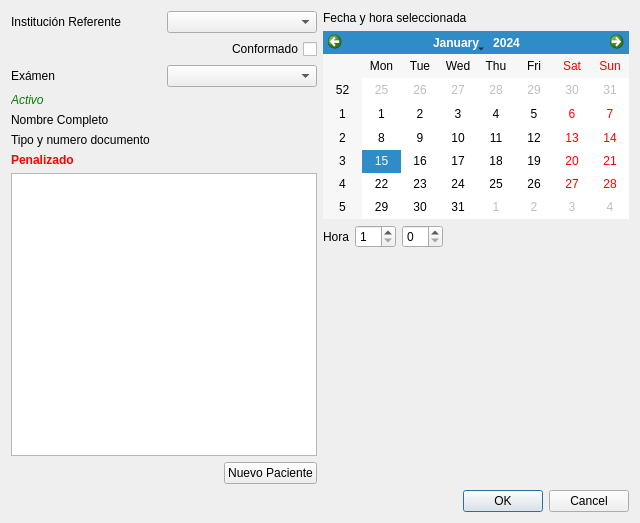
First picture: the form in Diseño Interfaz Gráfica/reserva_examen.ui, repository gabofer82/taller_programacion_2017, before the edit.
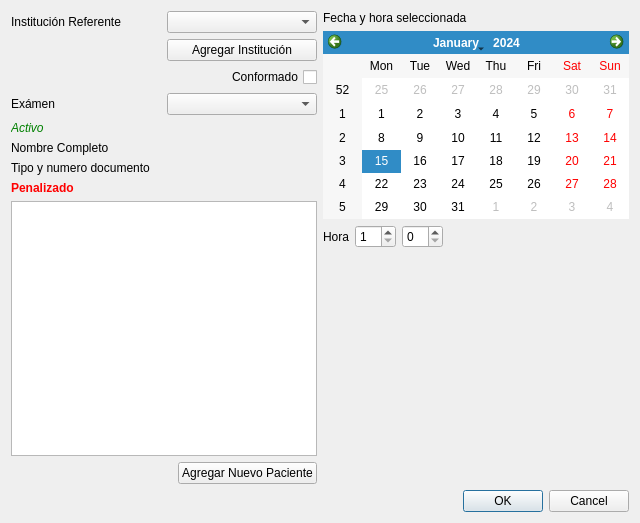
Second picture: the form after the edit.

Diff of the .ui file:
```diff
--- a/Diseño Interfaz Gráfica/reserva_examen.ui
+++ b/Diseño Interfaz Gráfica/reserva_examen.ui
@@ -20,6 +20,19 @@
       <layout class="QVBoxLayout" name="vlyt_paciente">
        <item>
         <layout class="QGridLayout" name="grid_lyt_paciente_arriba">
+         <item row="3" column="1">
+          <widget class="QComboBox" name="cbox_examen"/>
+         </item>
+         <item row="2" column="1">
+          <widget class="QCheckBox" name="chkbox_conformado">
+           <property name="layoutDirection">
+            <enum>Qt::RightToLeft</enum>
+           </property>
+           <property name="text">
+            <string>Conformado</string>
+           </property>
+          </widget>
+         </item>
          <item row="0" column="0">
           <widget class="QLabel" name="lbl_institucion_referente">
            <property name="text">
@@ -30,23 +43,17 @@
          <item row="0" column="1">
           <widget class="QComboBox" name="cbox_institucion_referente"/>
          </item>
-         <item row="2" column="0">
+         <item row="3" column="0">
           <widget class="QLabel" name="lbl_examen">
            <property name="text">
             <string>Exámen</string>
            </property>
           </widget>
          </item>
-         <item row="2" column="1">
-          <widget class="QComboBox" name="cbox_examen"/>
-         </item>
          <item row="1" column="1">
-          <widget class="QCheckBox" name="chkbox_conformado">
-           <property name="layoutDirection">
-            <enum>Qt::RightToLeft</enum>
-           </property>
+          <widget class="QPushButton" name="pushButton">
            <property name="text">
-            <string>Conformado</string>
+            <string>Agregar Institución</string>
            </property>
           </widget>
          </item>
@@ -122,7 +129,7 @@
          <item>
           <widget class="QPushButton" name="btn_nuevo_paciente">
            <property name="text">
-            <string>Nuevo Paciente</string>
+            <string>Agregar Nuevo Paciente</string>
            </property>
           </widget>
          </item>
```
